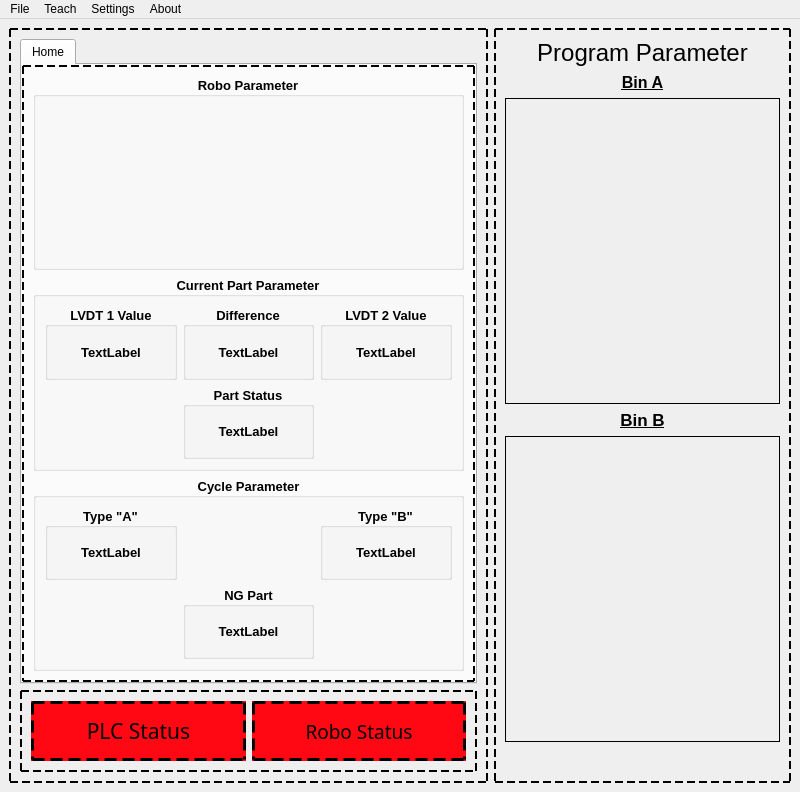
Old version of the form UI_Files/Mainwindow.ui in the repository listpplo/AtopRobo.
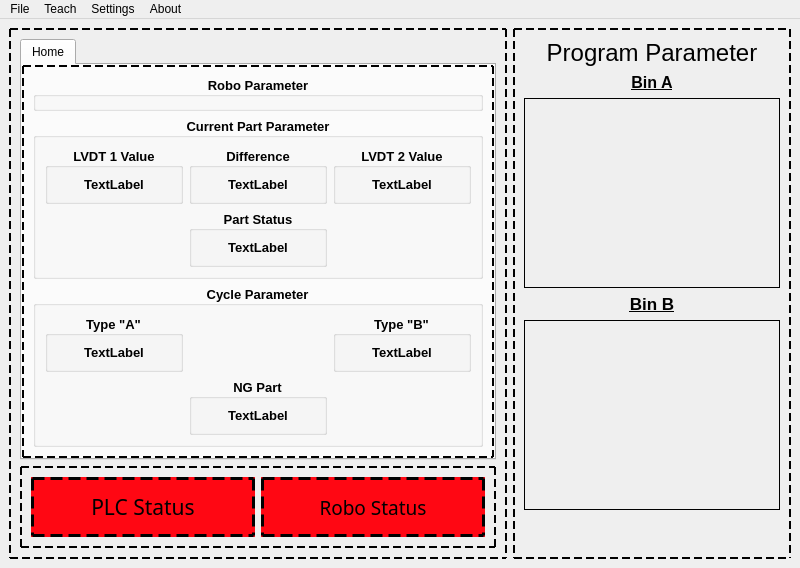
New version of the form. Icons and pictures are not drawn.

The edit to the form file:
```diff
--- a/UI_Files/Mainwindow.ui
+++ b/UI_Files/Mainwindow.ui
@@ -7,7 +7,7 @@
     <x>0</x>
     <y>0</y>
     <width>800</width>
-    <height>792</height>
+    <height>565</height>
    </rect>
   </property>
   <property name="windowTitle">
@@ -485,8 +485,8 @@
          </property>
          <property name="minimumSize">
           <size>
-           <width>275</width>
-           <height>306</height>
+           <width>0</width>
+           <height>0</height>
           </size>
          </property>
          <property name="font">
@@ -555,8 +555,8 @@
          </property>
          <property name="minimumSize">
           <size>
-           <width>275</width>
-           <height>306</height>
+           <width>0</width>
+           <height>0</height>
           </size>
          </property>
          <property name="font">
```
Left out of the diff: 2 changed lines with no effect on the pictures.
